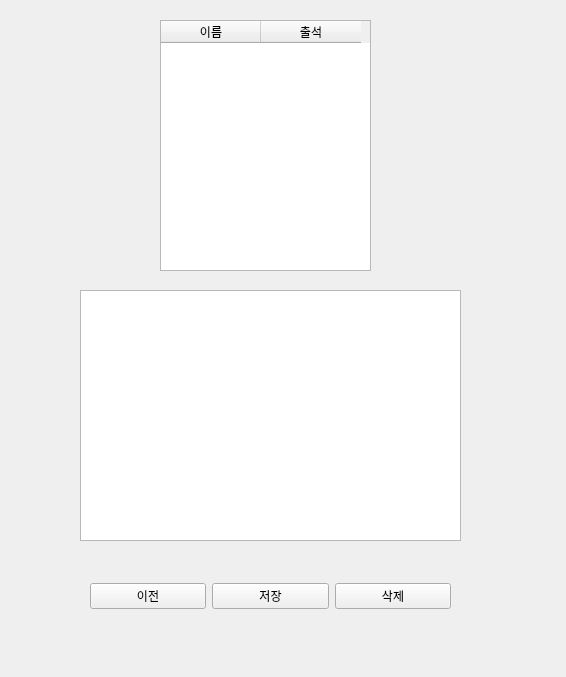
Above: views/meeting_list.ui from y-ngm-n/TeamMountain before the change. Below: the same form after it.
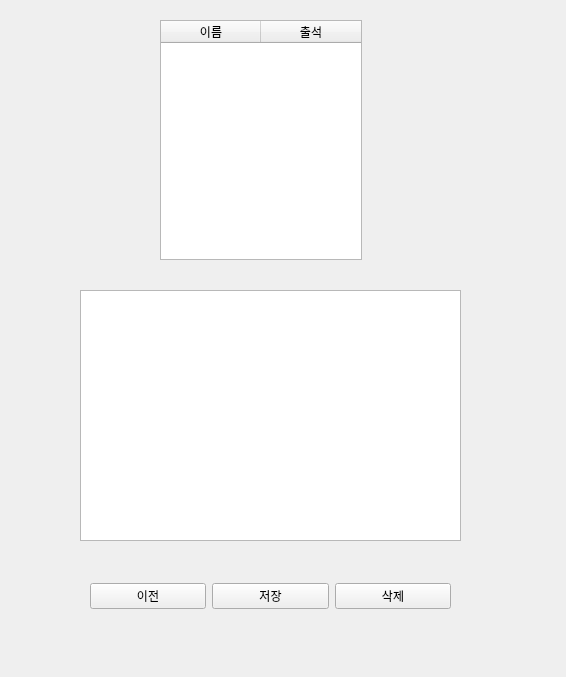
That is the form after the change.

```diff
--- a/views/meeting_list.ui
+++ b/views/meeting_list.ui
@@ -56,22 +56,40 @@
     <rect>
      <x>160</x>
      <y>20</y>
-     <width>211</width>
-     <height>251</height>
+     <width>202</width>
+     <height>240</height>
     </rect>
    </property>
+   <property name="sizeAdjustPolicy">
+    <enum>QAbstractScrollArea::AdjustToContents</enum>
+   </property>
+   <property name="selectionMode">
+    <enum>QAbstractItemView::NoSelection</enum>
+   </property>
+   <attribute name="verticalHeaderVisible">
+    <bool>false</bool>
+   </attribute>
+   <attribute name="verticalHeaderCascadingSectionResizes">
+    <bool>false</bool>
+   </attribute>
    <column>
     <property name="text">
      <string>이름</string>
     </property>
+    <property name="textAlignment">
+     <set>AlignCenter</set>
+    </property>
    </column>
    <column>
     <property name="text">
      <string>출석</string>
     </property>
+    <property name="textAlignment">
+     <set>AlignCenter</set>
+    </property>
    </column>
   </widget>
-  <widget class="QWidget" name="">
+  <widget class="QWidget" name="layoutWidget">
    <property name="geometry">
     <rect>
      <x>90</x>
```
